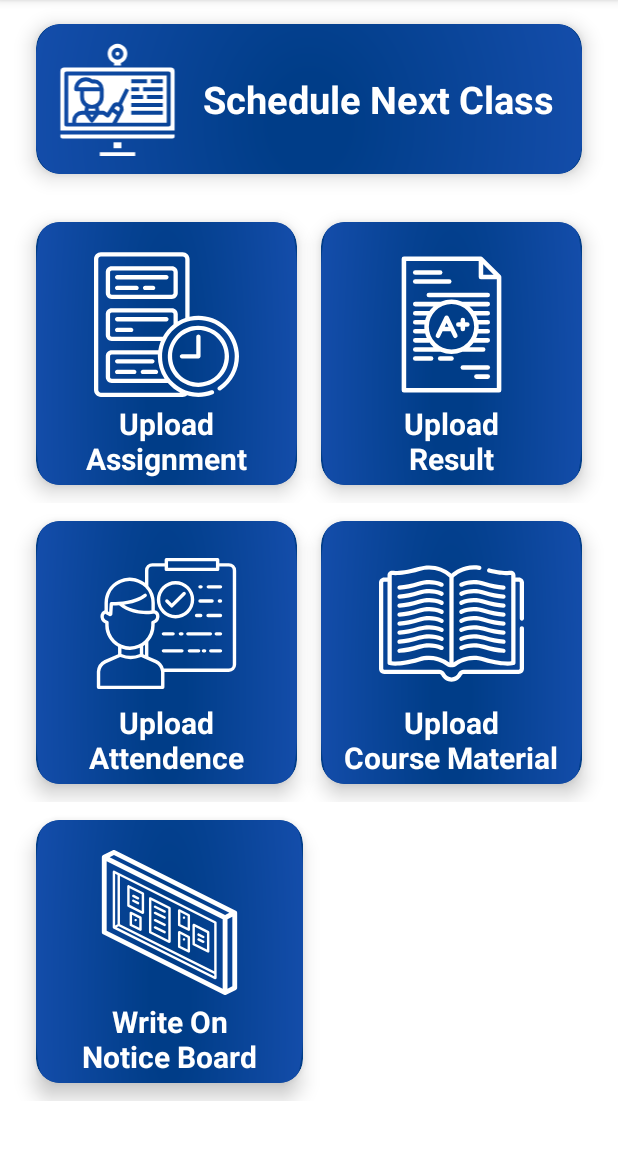
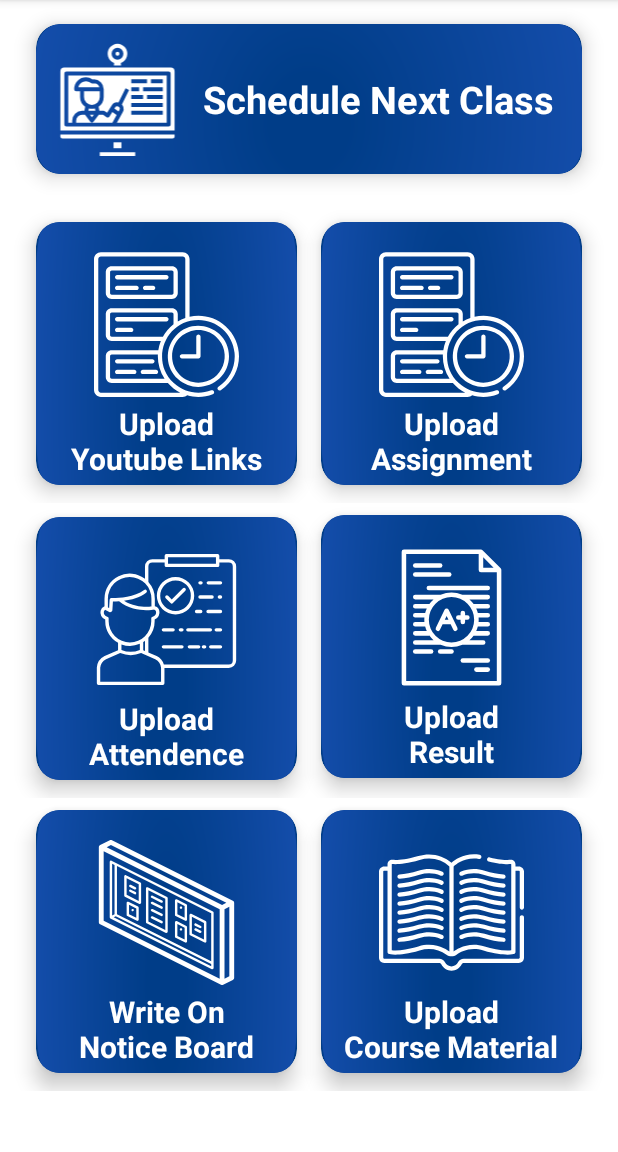
Before and after one commit to SagheerHussainZardari/VirtualClassRoom, an Android app: the fragment AfterClassSelectedFragment shown on its own in the app's theme, on a phone screen of 412 x 824 dp, the part 84-1236 px from its top. Run offline under Robolectric (Android 15) with nearby library versions, the phone set to English and light mode, and no system bars.

Commit message:
added uploading youtube link half done now have to

```diff
--- a/app/src/main/java/com/sagheerhussainzardari/virtualclassroom/TeacherFiles/Fragments/AfterClassSelectedFragment.kt
+++ b/app/src/main/java/com/sagheerhussainzardari/virtualclassroom/TeacherFiles/Fragments/AfterClassSelectedFragment.kt
@@ -51,6 +51,10 @@ class AfterClassSelectedFragment : Fragment() {
             (activity as TeacherHomeActivity).openFragment(R.id.nav_writeOnNoticeBoard)
         }
 
+        card_UploadYoutubeLectures_AfterClassSelectedTeacher.setOnClickListener {
+            (activity as TeacherHomeActivity).openFragment(R.id.nav_youtubeLecturesFragment)
+        }
+
 
     }
 
--- a/app/src/main/res/layout/fragment_teacher_afterclassselected.xml
+++ b/app/src/main/res/layout/fragment_teacher_afterclassselected.xml
@@ -66,14 +66,66 @@
                 android:layout_height="wrap_content"
                 android:orientation="horizontal"
                 android:weightSum="2">
+                <androidx.cardview.widget.CardView
+                    android:id="@+id/card_UploadYoutubeLectures_AfterClassSelectedTeacher"
+                    android:layout_width="0dp"
+                    android:layout_height="175dp"
+                    android:layout_marginLeft="24dp"
+                    android:layout_marginTop="32dp"
+                    android:layout_marginRight="8dp"
+                    android:layout_marginBottom="12dp"
+                    android:layout_weight="1"
+                    android:clickable="true"
+                    android:foreground="?android:attr/selectableItemBackground"
+                    app:cardBackgroundColor="@color/colorPrimary"
+                    app:cardCornerRadius="16dp"
+                    app:cardElevation="8dp">
+
+                    <LinearLayout
+                        android:layout_width="match_parent"
+                        android:layout_height="match_parent"
+                        android:background="@drawable/gradientback_withroundcorners"
+                        android:orientation="vertical"
+                        android:weightSum="10">
+
+                        <ImageView
+                            android:layout_width="match_parent"
+                            android:layout_height="0dp"
+                            android:layout_gravity="center"
+                            android:layout_marginTop="8dp"
+                            android:layout_weight="6.5"
+                            android:paddingLeft="4dp"
+                            android:paddingTop="12dp"
+                            android:paddingRight="4dp"
+                            android:src="@drawable/ic_assignments"
+                            android:tint="#fff" />
+
+                        <TextView
+                            android:layout_width="match_parent"
+                            android:layout_height="0dp"
+                            android:layout_weight="3.5"
+                            android:ellipsize="end"
+                            android:gravity="center"
+                            android:lines="2"
+                            android:paddingLeft="8dp"
+                            android:paddingRight="8dp"
+                            android:text="Upload\nYoutube Links"
+                            android:textColor="#fff"
+                            android:textSize="20sp"
+                            android:textStyle="bold"
+
+                            />
+
+                    </LinearLayout>
+                </androidx.cardview.widget.CardView>
 
                 <androidx.cardview.widget.CardView
                     android:id="@+id/card_UploadAssignment_AfterClassSelectedTeacher"
                     android:layout_width="0dp"
                     android:layout_height="175dp"
-                    android:layout_marginLeft="24dp"
+                    android:layout_marginLeft="8dp"
                     android:layout_marginTop="32dp"
-                    android:layout_marginRight="8dp"
+                    android:layout_marginRight="24dp"
                     android:layout_marginBottom="12dp"
                     android:layout_weight="1"
                     android:clickable="true"
@@ -120,12 +172,71 @@
                     </LinearLayout>
                 </androidx.cardview.widget.CardView>
 
+            </LinearLayout>
+
+            <LinearLayout
+                android:layout_width="match_parent"
+                android:layout_height="wrap_content"
+                android:orientation="horizontal"
+                android:weightSum="2">
+
+                <androidx.cardview.widget.CardView
+                    android:id="@+id/card_upload_attendence"
+                    android:layout_width="0dp"
+                    android:layout_height="175dp"
+                    android:layout_marginLeft="24dp"
+                    android:layout_marginTop="9dp"
+                    android:layout_marginRight="8dp"
+                    android:layout_marginBottom="12dp"
+                    android:layout_weight="1"
+                    android:clickable="true"
+                    android:foreground="?android:attr/selectableItemBackground"
+                    app:cardBackgroundColor="@color/colorPrimary"
+                    app:cardCornerRadius="16dp"
+                    app:cardElevation="8dp">
+
+                    <LinearLayout
+                        android:layout_width="match_parent"
+                        android:layout_height="match_parent"
+                        android:background="@drawable/gradientback_withroundcorners"
+                        android:orientation="vertical"
+                        android:weightSum="10">
+
+                        <ImageView
+                            android:layout_width="match_parent"
+                            android:layout_height="0dp"
+                            android:layout_marginTop="8dp"
+                            android:layout_weight="6.5"
+                            android:paddingLeft="4dp"
+                            android:paddingTop="12dp"
+                            android:paddingRight="4dp"
+                            android:src="@drawable/ic_attendance"
+                            android:tint="#fff" />
+
+                        <TextView
+                            android:layout_width="match_parent"
+                            android:layout_height="0dp"
+                            android:layout_weight="3.5"
+                            android:ellipsize="end"
+                            android:gravity="center"
+                            android:lines="2"
+                            android:paddingLeft="8dp"
+                            android:paddingRight="8dp"
+                            android:text="Upload\nAttendence"
+                            android:textColor="#fff"
+                            android:textSize="20sp"
+                            android:textStyle="bold"
+
+                            />
+
+                    </LinearLayout>
+                </androidx.cardview.widget.CardView>
                 <androidx.cardview.widget.CardView
                     android:id="@+id/card_uploadResult_teacherr"
                     android:layout_width="0dp"
                     android:layout_height="175dp"
                     android:layout_marginLeft="8dp"
-                    android:layout_marginTop="32dp"
+                    android:layout_marginTop="8dp"
                     android:layout_marginRight="24dp"
                     android:layout_marginBottom="12dp"
                     android:layout_weight="1"
@@ -171,6 +282,7 @@
 
                     </LinearLayout>
                 </androidx.cardview.widget.CardView>
+
             </LinearLayout>
 
             <LinearLayout
@@ -179,12 +291,13 @@
                 android:orientation="horizontal"
                 android:weightSum="2">
 
+
                 <androidx.cardview.widget.CardView
-                    android:id="@+id/card_upload_attendence"
+                    android:id="@+id/card_write_on_noticeboard"
                     android:layout_width="0dp"
                     android:layout_height="175dp"
                     android:layout_marginLeft="24dp"
-                    android:layout_marginTop="12dp"
+                    android:layout_marginTop="8dp"
                     android:layout_marginRight="8dp"
                     android:layout_marginBottom="12dp"
                     android:layout_weight="1"
@@ -198,6 +311,7 @@
                         android:layout_width="match_parent"
                         android:layout_height="match_parent"
                         android:background="@drawable/gradientback_withroundcorners"
+
                         android:orientation="vertical"
                         android:weightSum="10">
 
@@ -209,7 +323,7 @@
                             android:paddingLeft="4dp"
                             android:paddingTop="12dp"
                             android:paddingRight="4dp"
-                            android:src="@drawable/ic_attendance"
+                            android:src="@drawable/ic_noticeboard"
                             android:tint="#fff" />
 
                         <TextView
@@ -221,7 +335,7 @@
                             android:lines="2"
                             android:paddingLeft="8dp"
                             android:paddingRight="8dp"
-                            android:text="Upload\nAttendence"
+                            android:text="Write On\nNotice Board"
                             android:textColor="#fff"
                             android:textSize="20sp"
                             android:textStyle="bold"
@@ -236,7 +350,7 @@
                     android:layout_width="0dp"
                     android:layout_height="175dp"
                     android:layout_marginLeft="8dp"
-                    android:layout_marginTop="12dp"
+                    android:layout_marginTop="8dp"
                     android:layout_marginRight="24dp"
                     android:layout_marginBottom="12dp"
                     android:layout_weight="1"
@@ -283,68 +397,6 @@
 
                     </LinearLayout>
                 </androidx.cardview.widget.CardView>
-            </LinearLayout>
-
-            <LinearLayout
-                android:layout_width="match_parent"
-                android:layout_height="wrap_content"
-                android:orientation="horizontal"
-                android:weightSum="2">
-
-
-                <androidx.cardview.widget.CardView
-                    android:id="@+id/card_write_on_noticeboard"
-                    android:layout_width="0dp"
-                    android:layout_height="175dp"
-                    android:layout_marginLeft="24dp"
-                    android:layout_marginTop="12dp"
-                    android:layout_marginRight="32dp"
-                    android:layout_marginBottom="12dp"
-                    android:layout_weight="1"
-                    android:clickable="true"
-                    android:foreground="?android:attr/selectableItemBackground"
-                    app:cardBackgroundColor="@color/colorPrimary"
-                    app:cardCornerRadius="16dp"
-                    app:cardElevation="8dp">
-
-                    <LinearLayout
-                        android:layout_width="match_parent"
-                        android:layout_height="match_parent"
-                        android:background="@drawable/gradientback_withroundcorners"
-
-                        android:orientation="vertical"
-                        android:weightSum="10">
-
-                        <ImageView
-                            android:layout_width="match_parent"
-                            android:layout_height="0dp"
-                            android:layout_marginTop="8dp"
-                            android:layout_weight="6.5"
-                            android:paddingLeft="4dp"
-                            android:paddingTop="12dp"
-                            android:paddingRight="4dp"
-                            android:src="@drawable/ic_noticeboard"
-                            android:tint="#fff" />
-
-                        <TextView
-                            android:layout_width="match_parent"
-                            android:layout_height="0dp"
-                            android:layout_weight="3.5"
-                            android:ellipsize="end"
-                            android:gravity="center"
-                            android:lines="2"
-                            android:paddingLeft="8dp"
-                            android:paddingRight="8dp"
-                            android:text="Write On\nNotice Board"
-                            android:textColor="#fff"
-                            android:textSize="20sp"
-                            android:textStyle="bold"
-
-                            />
-
-                    </LinearLayout>
-                </androidx.cardview.widget.CardView>
-
 <!--                <androidx.cardview.widget.CardView-->
 <!--                    android:id="@+id/card_chat_with_students"-->
 <!--                    android:layout_width="0dp"-->
--- a/app/src/main/res/navigation/teacher_mobile_navigation.xml
+++ b/app/src/main/res/navigation/teacher_mobile_navigation.xml
@@ -57,6 +57,11 @@
         android:name="com.sagheerhussainzardari.virtualclassroom.TeacherFiles.Fragments.WriteOnNoticeBoard"
         android:label="Write On Notice Board"
         tools:layout="@layout/fragment_teacher_write_on_notice_board" />
+    <fragment
+        android:id="@+id/nav_youtubeLecturesFragment"
+        android:name="com.sagheerhussainzardari.virtualclassroom.TeacherFiles.Fragments.YoutubeLecturesFragment"
+        android:label="Add New Youtube Lectures"
+        tools:layout="@layout/fragment_youtube_lectures" />
 
 
 </navigation>
```
Also changed, not shown: app/src/main/java/com/sagheerhussainzardari/virtualclassroom/TeacherFiles/Fragments/YoutubeLecturesFragment.kt (added, +41 -0 lines), app/src/main/java/com/sagheerhussainzardari/virtualclassroom/TeacherFiles/TeacherHomeActivity.kt (+6 -1 lines), app/src/main/res/layout/fragment_youtube_lectures.xml (added, +58 -0 lines).
